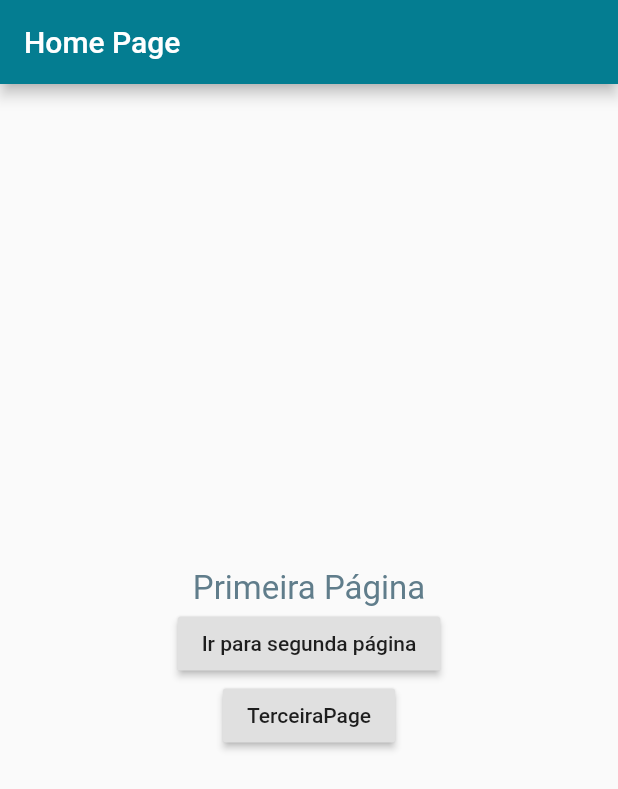
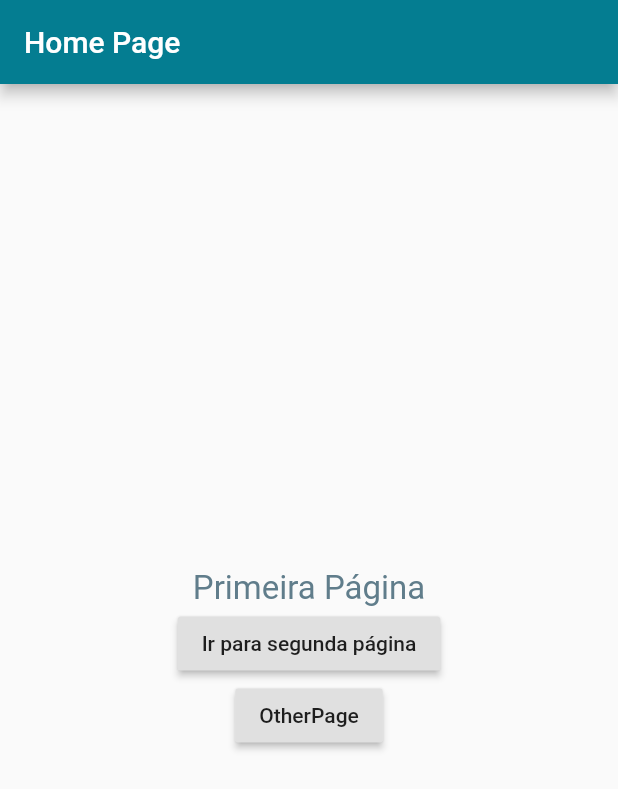
Before and after one commit to luestevam/navegacao_luciana, a Flutter app: the screen it shows after launch, on a phone screen of 412 x 824 dp. Shown: the top 789 px of the screen. Run offline on Flutter 3.47's test engine with Material 2 defaults, Android fonts, the light colour scheme and no system bars; our stand-ins replace google_fonts; Roboto replaces fonts that are missing (Mukutu).

Commit message:
WillPopScoped ok

```diff
--- a/lib/main.dart
+++ b/lib/main.dart
@@ -12,11 +12,9 @@ class MyApp extends StatelessWidget {
       theme: ThemeData(
           primarySwatch: Colors.blue,
           primaryColor: Color.fromARGB(255, 4, 125, 145),
-          fontFamily: 'Mukutu',
-          textTheme: GoogleFonts.muktaMaheeTextTheme(
-            Theme.of(context).primaryTextTheme,
-          )
-      ),
+
+          ),
+
       debugShowCheckedModeBanner: false,
       home: HomeScreen(),
     );
--- a/lib/screens/home_screen.dart
+++ b/lib/screens/home_screen.dart
@@ -1,6 +1,5 @@
 import 'package:flutter/material.dart';
 import 'package:navegacao_luciana/screens/otherscreen.dart';
-import 'package:navegacao_luciana/screens/terceira_page.dart';
 import 'details_screen.dart';
 
 class HomeScreen extends StatelessWidget {
@@ -35,7 +34,7 @@ class HomeScreen extends StatelessWidget {
               },
             ),
             RaisedButton(
-              child: Text("TerceiraPage"),
+              child: Text("OtherPage"),
               onPressed: () {
                 Navigator.push(
                     context,
--- a/lib/screens/otherscreen.dart
+++ b/lib/screens/otherscreen.dart
@@ -14,6 +14,7 @@ class _OtherPageState extends State<OtherPage> {
       context: context,
       builder: (context) => AlertDialog(
         title: Text('Deseja Sair?'),
+
         actions: [
           ElevatedButton(
             child: Text('Sim'),
```
Also changed, not shown: lib/screens/terceira_page.dart (deleted, +0 -37 lines).
